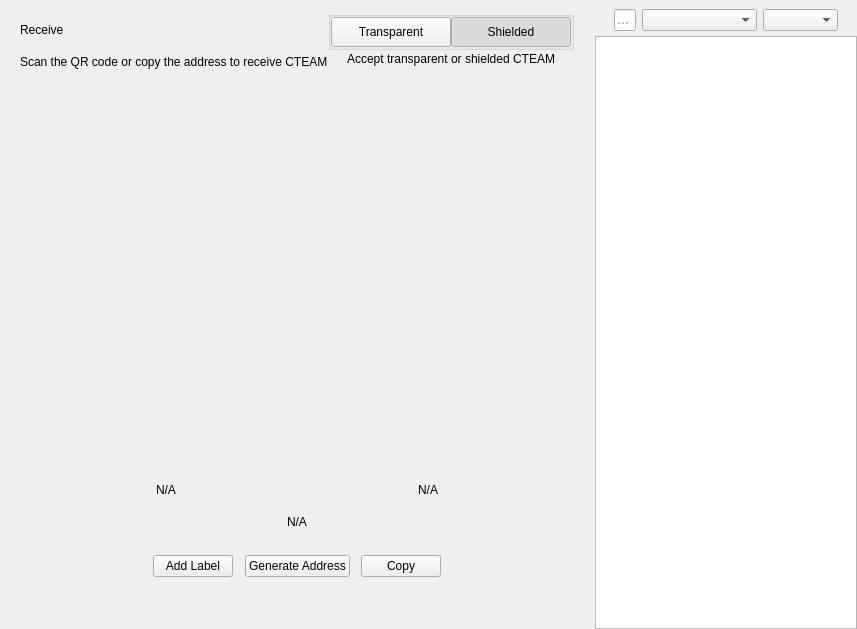
Old version of the form src/qt/forms/receivewidget.ui in the repository OrganicLifeCoin/OrganLife-Core.
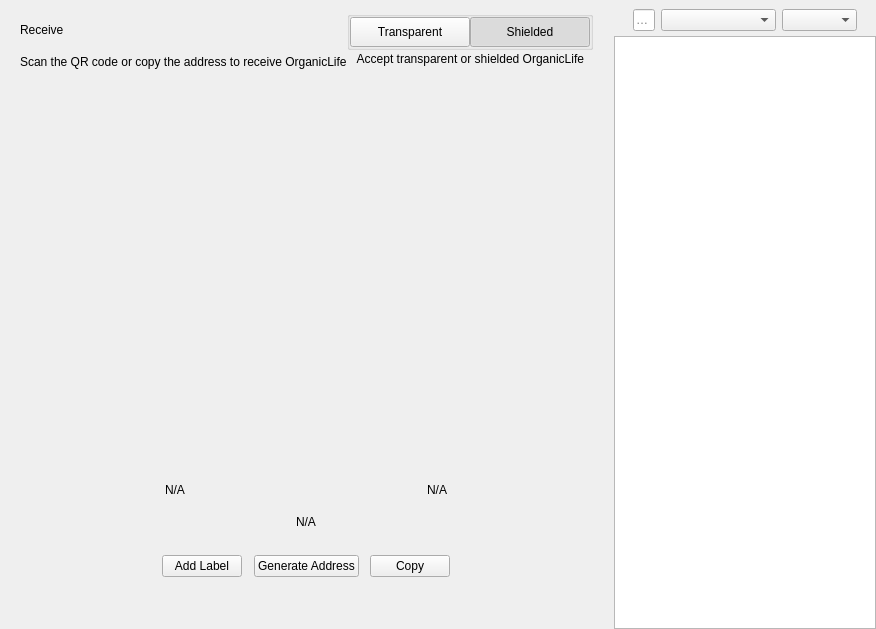
New version of the form. Custom widgets are drawn as their Qt base class.

Commit message: Phase 2: rebrand CTEAM/pivx -> OrganicLife Coin (OLC); rename binaries and sources

```diff
--- a/src/qt/forms/receivewidget.ui
+++ b/src/qt/forms/receivewidget.ui
@@ -97,7 +97,7 @@
             <item alignment="Qt::AlignTop">
              <widget class="QLabel" name="labelSubtitle1">
               <property name="text">
-               <string>Scan the QR code or copy the address to receive CTEAM</string>
+               <string>Scan the QR code or copy the address to receive OrganicLife</string>
               </property>
              </widget>
             </item>
@@ -220,7 +220,7 @@
              <item alignment="Qt::AlignHCenter|Qt::AlignTop">
               <widget class="QLabel" name="labelSubtitle2">
                <property name="text">
-                <string>Accept transparent or shielded CTEAM</string>
+                <string>Accept transparent or shielded OrganicLife</string>
                </property>
                <property name="alignment">
                 <set>Qt::AlignRight|Qt::AlignTrailing|Qt::AlignVCenter</set>
```
The commit also changes 505 other files.
